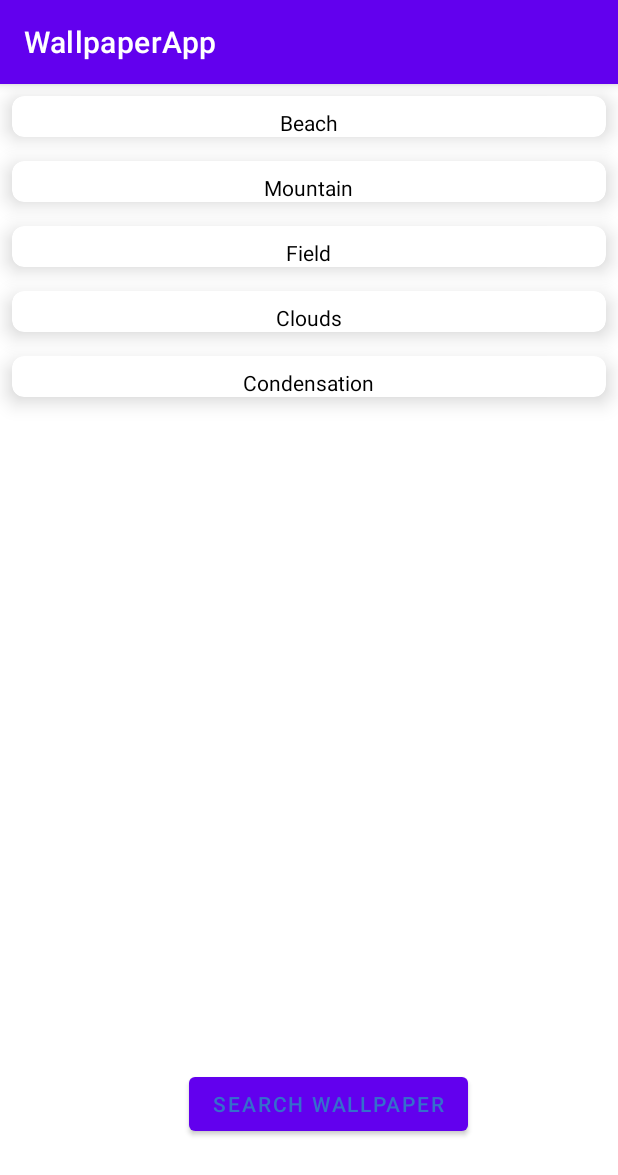
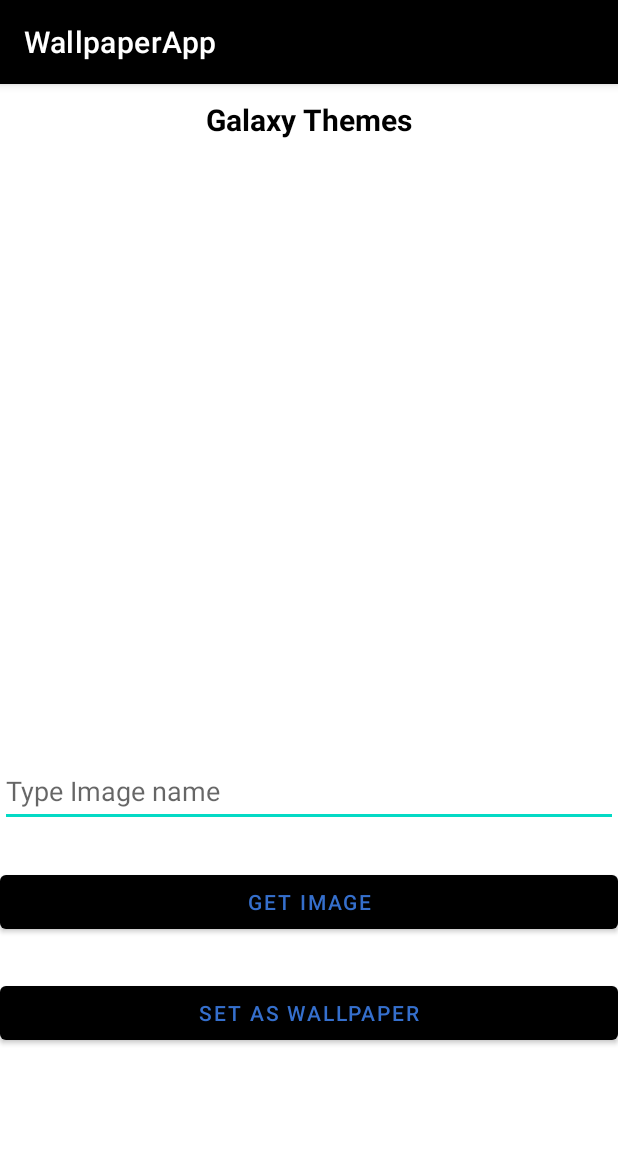
Before and after one commit to Gerri254/AppWallpaper, an Android app: the MainActivity screen opened directly, with no data from a screen before it, after a tap on "SEARCH WALLPAPER", on a phone screen of 412 x 824 dp. Shown: the top 1175 px of the screen. Run offline under Robolectric (Android 15) with nearby library versions, the phone set to English and light mode, and no system bars; our stand-ins replace Firebase (no records; nobody signed in at launch, a user with empty details on screens opened directly); pictures from the network do not load.

Commit message:
Addition of fireBase to view wallpaper Formatting features

```diff
--- a/app/src/main/java/com/gerald/wallpaperapp/MainActivity.kt
+++ b/app/src/main/java/com/gerald/wallpaperapp/MainActivity.kt
@@ -1,5 +1,6 @@
 package com.gerald.wallpaperapp
 
+import android.content.Intent
 import android.os.Bundle
 import android.widget.Button
 import androidx.appcompat.app.AppCompatActivity
@@ -17,9 +18,10 @@ class MainActivity : AppCompatActivity() {
         binding = ActivityMainBinding.inflate(layoutInflater)
         setContentView(binding.root)
 
-        val btnSearch = findViewById<Button>(R.id.button)
+        val btnSearch = findViewById<Button>(R.id.buttonAngalia)
         btnSearch.setOnClickListener {
-
+        val intent = Intent(this,StoredActivity::class.java)
+            startActivity(intent)
         }
 
         wallpapers.add(
--- a/app/src/main/res/layout/activity_main.xml
+++ b/app/src/main/res/layout/activity_main.xml
@@ -4,6 +4,7 @@
     xmlns:tools="http://schemas.android.com/tools"
     android:layout_width="match_parent"
     android:layout_height="match_parent"
+    android:padding="20dp"
     tools:context=".MainActivity">
 
     <androidx.recyclerview.widget.RecyclerView
@@ -16,14 +17,16 @@
         app:layout_constraintTop_toTopOf="parent" />
 
     <Button
-        android:id="@+id/button"
-        android:layout_width="wrap_content"
+        android:id="@+id/buttonAngalia"
+        android:layout_width="match_parent"
         android:layout_height="wrap_content"
-        android:layout_marginEnd="100dp"
+        android:layout_marginEnd="25dp"
         android:layout_marginBottom="64dp"
         android:text="Search Wallpaper"
         android:textColor="@color/white"
+        android:gravity="center"
         app:layout_constraintBottom_toBottomOf="parent"
         app:layout_constraintEnd_toEndOf="parent" />
 
+
 </androidx.constraintlayout.widget.ConstraintLayout>
--- a/app/src/main/res/layout/activity_splash.xml
+++ b/app/src/main/res/layout/activity_splash.xml
@@ -4,6 +4,7 @@
     xmlns:tools="http://schemas.android.com/tools"
     android:layout_width="match_parent"
     android:layout_height="match_parent"
+    android:theme="@style/SplashTheme"
     tools:context=".SplashActivity">
 
     <ImageView
--- a/app/src/main/res/layout/activity_stored.xml
+++ b/app/src/main/res/layout/activity_stored.xml
@@ -22,18 +22,27 @@
         android:id="@+id/wallpaperView"
         android:layout_marginVertical="30dp"
         android:scaleType="centerCrop"/>
+
     <EditText
+        android:id="@+id/imageId"
         android:layout_width="match_parent"
         android:layout_height="wrap_content"
-        android:id="@+id/imageId"
-        android:hint="Type Image name"/>
+        android:hint="Type Image name"
+        android:minHeight="48dp" />
 
     <Button
         android:layout_width="match_parent"
-        android:layout_height="20dp"
+        android:layout_height="wrap_content"
         android:id="@+id/getImage"
         android:layout_marginTop="26sp"
         android:text="Get Image"/>
 
+    <Button
+        android:layout_width="match_parent"
+        android:layout_height="wrap_content"
+        android:id="@+id/setWallpaper"
+        android:layout_marginTop="26sp"
+        android:text="Set as Wallpaper"/>
+
 
 </LinearLayout>
--- a/app/src/main/res/values/colors.xml
+++ b/app/src/main/res/values/colors.xml
@@ -1,7 +1,7 @@
 <?xml version="1.0" encoding="utf-8"?>
 <resources>
     <color name="purple_200">#0b3b87</color>
-    <color name="purple_500">#FF6200EE</color>
+    <color name="purple_500">#FF000000</color>
     <color name="purple_700">#FF3700B3</color>
     <color name="teal_200">#FF03DAC5</color>
     <color name="teal_700">#FF018786</color>
```
Also changed, not shown: app/src/main/java/com/gerald/wallpaperapp/StoredActivity.kt (+19 -10 lines), app/src/main/res/values/styles.xml (+0 -7 lines), app/src/main/res/values/themes.xml (+13 -0 lines).
